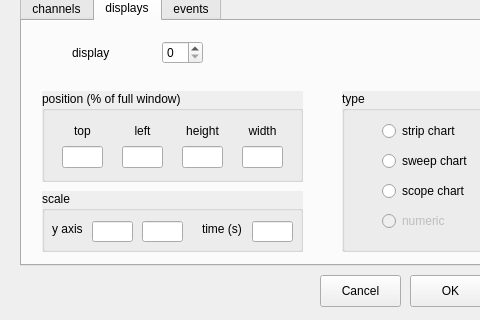
Old version of the form c-sources/settings/settings_ui/settings_dialog.ui in the repository JanMenssen/2023-physiomon; both pictures show x 0 to 480 and y 125 to 445 of the 570 by 445 pixel window.
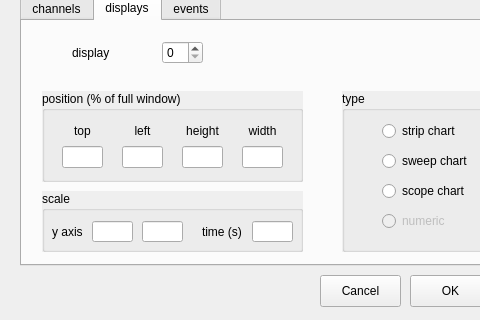
New version of the form.

Diff of the .ui file:
```diff
--- a/c-sources/settings/settings_ui/settings_dialog.ui
+++ b/c-sources/settings/settings_ui/settings_dialog.ui
@@ -636,9 +636,9 @@
       <property name="geometry">
        <rect>
         <x>160</x>
-        <y>30</y>
+        <y>20</y>
         <width>51</width>
-        <height>16</height>
+        <height>41</height>
        </rect>
       </property>
       <property name="text">
@@ -649,9 +649,9 @@
       <property name="geometry">
        <rect>
         <x>10</x>
-        <y>30</y>
-        <width>41</width>
-        <height>16</height>
+        <y>20</y>
+        <width>51</width>
+        <height>41</height>
        </rect>
       </property>
       <property name="text">
```
